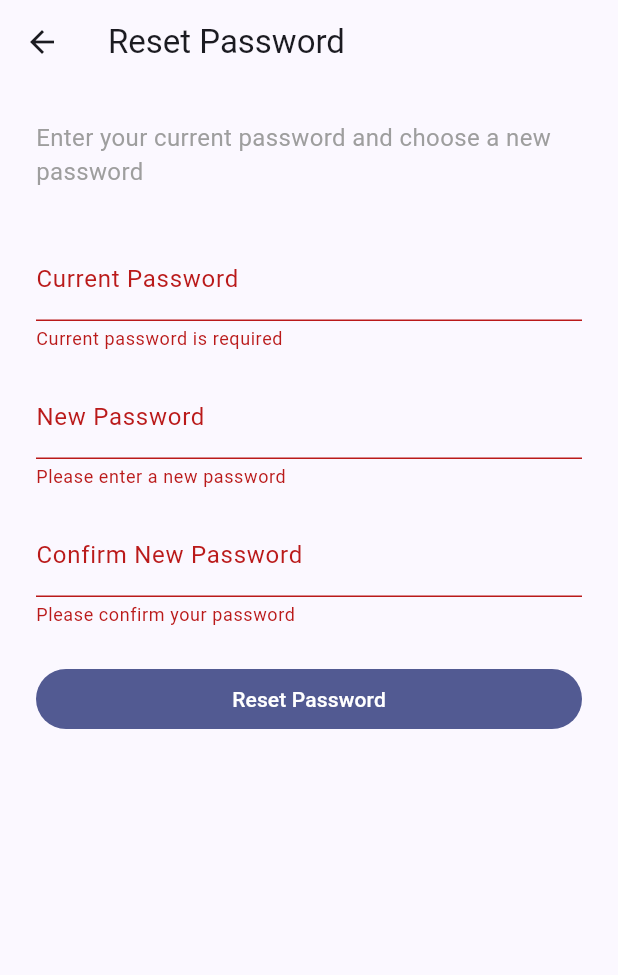
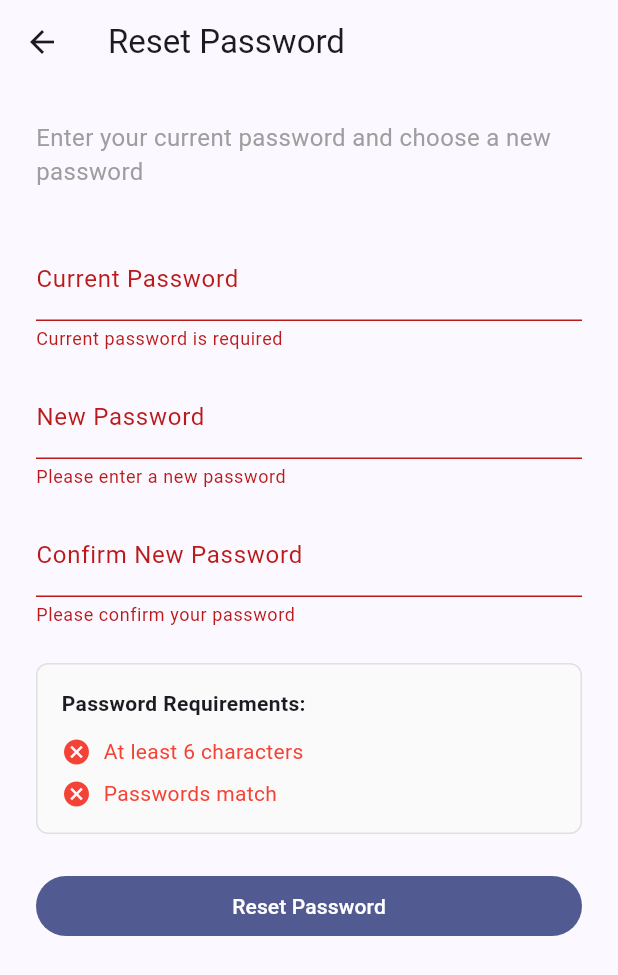
Before and after one commit to AimanFitri00/MobileApp_PetPal, a Flutter app: the ResetPasswordScreen screen opened by its route, after a tap on "Reset Password", on a phone screen of 412 x 824 dp. Shown: the top 975 px of the screen. Run offline on Flutter 3.47's test engine with Material 3 defaults, Android fonts, the light colour scheme and no system bars; our stand-ins replace cloud_firestore, equatable, file_picker, firebase_auth, firebase_core, firebase_messaging and 6 more; accounts and stored records are empty; network calls fail.

Commit message:
Update reset_password_screen.dart

```diff
--- a/petpal_app/lib/screens/auth/reset_password_screen.dart
+++ b/petpal_app/lib/screens/auth/reset_password_screen.dart
@@ -25,7 +25,6 @@ class _ResetPasswordScreenState extends State<ResetPasswordScreen> {
   final _confirmPasswordController = TextEditingController();
   bool _isLoading = false;
   String? _errorMessage;
-  String? _successMessage;
 
   @override
   void dispose() {
@@ -35,13 +34,25 @@ class _ResetPasswordScreenState extends State<ResetPasswordScreen> {
     super.dispose();
   }
 
+  @override
+  void initState() {
+    super.initState();
+    // Add listeners to trigger UI updates
+    _newPasswordController.addListener(() => setState(() {}));
+    _confirmPasswordController.addListener(() => setState(() {}));
+  }
+
+  bool get _hasMinLength => _newPasswordController.text.length >= 6;
+  bool get _passwordsMatch =>
+      _newPasswordController.text.isNotEmpty &&
+      _newPasswordController.text == _confirmPasswordController.text;
+
   Future<void> _resetPassword() async {
     if (!_formKey.currentState!.validate()) return;
 
     setState(() {
       _isLoading = true;
       _errorMessage = null;
-      _successMessage = null;
     });
 
     try {
@@ -62,24 +73,33 @@ class _ResetPasswordScreenState extends State<ResetPasswordScreen> {
 
       setState(() {
         _isLoading = false;
-        _successMessage = 'Password updated successfully!';
       });
 
-      // Clear fields
-      _oldPasswordController.clear();
-      _newPasswordController.clear();
-      _confirmPasswordController.clear();
-
-      // Navigate back after delay
-      await Future.delayed(const Duration(seconds: 2));
+      // Show success dialog
       if (mounted) {
-        Navigator.pop(context);
+        await showDialog(
+          context: context,
+          barrierDismissible: false,
+          builder: (context) => AlertDialog(
+            title: const Text('Success'),
+            content: const Text('Your password has been successfully changed.'),
+            actions: [
+              TextButton(
+                onPressed: () {
+                  Navigator.pop(context); // Close dialog
+                  Navigator.pop(context); // Go back to profile
+                },
+                child: const Text('OK'),
+              ),
+            ],
+          ),
+        );
       }
     } on FirebaseAuthException catch (e) {
       setState(() {
         _isLoading = false;
         if (e.code == 'wrong-password') {
-          _errorMessage = 'Old password is incorrect';
+          _errorMessage = 'Current password is incorrect';
         } else if (e.code == 'weak-password') {
           _errorMessage = 'New password is too weak';
         } else {
@@ -94,6 +114,19 @@ class _ResetPasswordScreenState extends State<ResetPasswordScreen> {
     }
   }
 
+  String? _validateNewPassword(String? value) {
+    if (value == null || value.isEmpty) {
+      return 'Please enter a new password';
+    }
+    if (value.length < 6) {
+      return 'Password must be at least 6 characters';
+    }
+    if (value == _oldPasswordController.text) {
+      return 'New password cannot be the same as old password';
+    }
+    return null;
+  }
+
   String? _validateConfirmPassword(String? value) {
     if (value == null || value.isEmpty) {
       return 'Please confirm your password';
@@ -102,6 +135,26 @@ class _ResetPasswordScreenState extends State<ResetPasswordScreen> {
       return 'Passwords do not match';
     }
     return null;
+  }
+
+  Widget _buildValidationIndicator(String label, bool isValid, bool showCheck) {
+    return Row(
+      children: [
+        Icon(
+          showCheck ? Icons.check_circle : Icons.cancel,
+          size: 20,
+          color: showCheck ? Colors.green : Colors.red,
+        ),
+        const SizedBox(width: 8),
+        Text(
+          label,
+          style: TextStyle(
+            fontSize: 14,
+            color: showCheck ? Colors.green : Colors.red,
+          ),
+        ),
+      ],
+    );
   }
 
   @override
@@ -134,15 +187,7 @@ class _ResetPasswordScreenState extends State<ResetPasswordScreen> {
                 controller: _newPasswordController,
                 label: 'New Password',
                 obscureText: true,
-                validator: (value) {
-                  if (value == null || value.isEmpty) {
-                    return 'Please enter a new password';
-                  }
-                  if (value.length < 6) {
-                    return 'Password must be at least 6 characters';
-                  }
-                  return null;
-                },
+                validator: _validateNewPassword,
               ),
               const SizedBox(height: 16),
               AppTextField(
@@ -150,6 +195,40 @@ class _ResetPasswordScreenState extends State<ResetPasswordScreen> {
                 label: 'Confirm New Password',
                 obscureText: true,
                 validator: _validateConfirmPassword,
+              ),
+              const SizedBox(height: 24),
+              // Validation indicators
+              Container(
+                padding: const EdgeInsets.all(16),
+                decoration: BoxDecoration(
+                  color: Colors.grey.shade50,
+                  borderRadius: BorderRadius.circular(8),
+                  border: Border.all(color: Colors.grey.shade300),
+                ),
+                child: Column(
+                  crossAxisAlignment: CrossAxisAlignment.start,
+                  children: [
+                    const Text(
+                      'Password Requirements:',
+                      style: TextStyle(
+                        fontWeight: FontWeight.bold,
+                        fontSize: 14,
+                      ),
+                    ),
+                    const SizedBox(height: 12),
+                    _buildValidationIndicator(
+                      'At least 6 characters',
+                      _hasMinLength,
+                      _hasMinLength,
+                    ),
+                    const SizedBox(height: 8),
+                    _buildValidationIndicator(
+                      'Passwords match',
+                      _passwordsMatch,
+                      _passwordsMatch,
+                    ),
+                  ],
+                ),
               ),
               const SizedBox(height: 24),
               if (_errorMessage != null)
@@ -166,20 +245,6 @@ class _ResetPasswordScreenState extends State<ResetPasswordScreen> {
                     style: TextStyle(color: Colors.red.shade900),
                   ),
                 ),
-              if (_successMessage != null)
-                Container(
-                  padding: const EdgeInsets.all(12),
-                  margin: const EdgeInsets.only(bottom: 16),
-                  decoration: BoxDecoration(
-                    color: Colors.green.shade50,
-                    borderRadius: BorderRadius.circular(8),
-                    border: Border.all(color: Colors.green.shade200),
-                  ),
-                  child: Text(
-                    _successMessage!,
-                    style: TextStyle(color: Colors.green.shade900),
-                  ),
-                ),
               PrimaryButton(
                 label: 'Reset Password',
                 isLoading: _isLoading,
```
